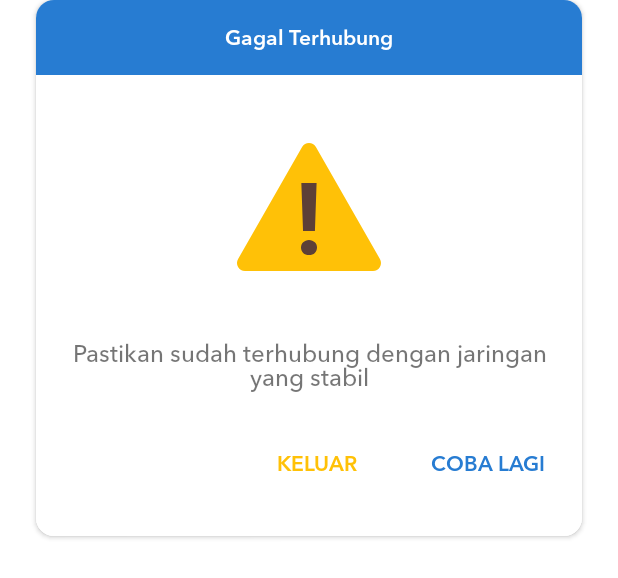
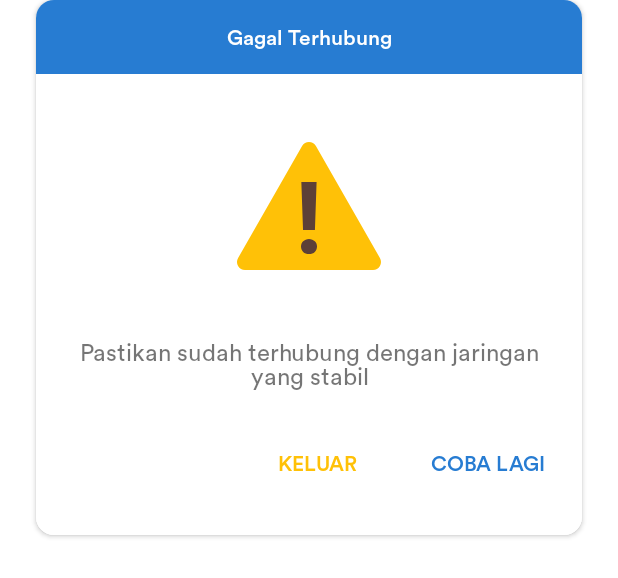
Before and after one commit to AdikNKL17/EDCGold, an Android app: the layout error_dialog.xml on its own in the app's theme, with its tools: preview values and no code run, on a phone screen of 412 x 824 dp. Shown: the top 578 px of the screen. Run offline under Robolectric (Android 15) with nearby library versions, the phone set to English and light mode, and no system bars.

Commit message:
remove font dialog

```diff
--- a/app/src/main/res/font/font_family.xml
+++ b/app/src/main/res/font/font_family.xml
@@ -5,13 +5,13 @@
     <font
         android:fontStyle="normal"
         android:fontWeight="100"
-        android:font="@font/proximanova_regular"
+        android:font="@font/circular_std_book"
         tools:ignore="UnusedAttribute" />
 
     <font
         android:fontStyle="normal"
         android:fontWeight="100"
-        android:font="@font/proximanova_semibold"
+        android:font="@font/circular_std_medium"
         tools:ignore="UnusedAttribute" />
 
 </font-family>
--- a/app/src/main/res/layout/error_dialog.xml
+++ b/app/src/main/res/layout/error_dialog.xml
@@ -32,7 +32,7 @@
                 android:layout_marginTop="16dp"
                 android:layout_marginEnd="8dp"
                 android:layout_marginBottom="16dp"
-                android:fontFamily="@font/avenir_next_demi"
+                android:fontFamily="@font/circular_std_medium"
                 android:text="Gagal Terhubung"
                 android:textColor="@color/colorWhite"
                 android:textSize="14sp"
@@ -74,7 +74,7 @@
                 android:layout_marginStart="24dp"
                 android:layout_marginTop="24dp"
                 android:layout_marginEnd="24dp"
-                android:fontFamily="@font/avenir_next_medium"
+                android:fontFamily="@font/circular_std_book"
                 android:gravity="center_horizontal"
                 android:text="Pastikan sudah terhubung dengan jaringan yang stabil"
                 android:textSize="16sp"
@@ -105,7 +105,7 @@
                 android:layout_marginTop="24dp"
                 android:layout_marginEnd="8dp"
                 android:layout_marginBottom="24dp"
-                android:fontFamily="@font/avenir_next_demi"
+                android:fontFamily="@font/circular_std_medium"
                 android:text="coba lagi"
                 android:textColor="@color/colorPrimary"
                 android:textSize="14sp"
@@ -121,7 +121,7 @@
                 android:layout_marginTop="24dp"
                 android:layout_marginEnd="16dp"
                 android:layout_marginBottom="24dp"
-                android:fontFamily="@font/avenir_next_demi"
+                android:fontFamily="@font/circular_std_medium"
                 android:text="keluar"
                 android:textColor="@color/colorError"
                 android:textSize="14sp"
```
Also changed, not shown: app/src/main/res/font/avenir_next_bold.otf (deleted), app/src/main/res/font/avenir_next_demi.otf (deleted), app/src/main/res/font/avenir_next_heavy.otf (deleted), app/src/main/res/font/avenir_next_medium.otf (deleted), app/src/main/res/font/avenir_next_regular.otf (deleted), app/src/main/res/font/helvetica_neue_medium.ttf (deleted), app/src/main/res/font/proximanova_regular.ttf (deleted), app/src/main/res/font/proximanova_semibold.ttf (deleted), 1 other file.
